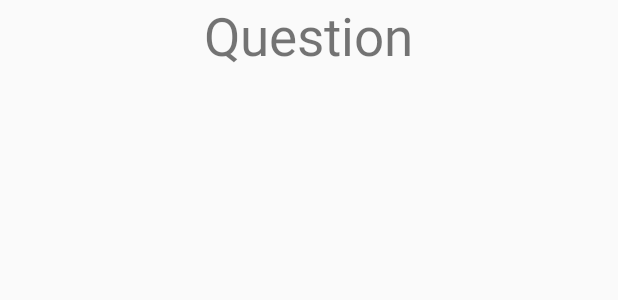
After one commit to nico972/AQuiz, an Android app: the layout question.xml on its own in the app's theme, with its tools: preview values and no code run, on a phone screen of 412 x 824 dp. The commit adds this screen. Shown: the top 300 px of the screen. Run offline under Robolectric (Android 15) with nearby library versions, the phone set to English and light mode, and no system bars.

Commit message:
With buggggggggggg

```diff
--- a/app/src/main/res/layout/activity_create_question.xml
+++ b/app/src/main/res/layout/activity_create_question.xml
@@ -16,7 +16,7 @@
         android:text="Add"
         android:layout_width="wrap_content"
         android:layout_height="wrap_content"
-        android:id="@+id/button"
+        android:id="@+id/addq"
         android:layout_alignParentBottom="true"
         android:layout_centerHorizontal="true" />
 
@@ -47,7 +47,7 @@
         android:layout_marginBottom="50dp"
         android:layout_marginTop="50dp"
         android:textStyle="normal|bold"
-        android:layout_above="@+id/button"
+        android:layout_above="@+id/addq"
         android:layout_centerInParent="true" />
 
     <TextView
--- /dev/null
+++ b/app/src/main/res/layout/question.xml
@@ -0,0 +1,16 @@
+<?xml version="1.0" encoding="utf-8"?>
+<LinearLayout xmlns:android="http://schemas.android.com/apk/res/android"
+    android:orientation="vertical" android:layout_width="match_parent"
+    android:layout_height="match_parent"
+    android:weightSum="1">
+
+    <TextView
+        android:id="@+id/textView"
+        android:layout_width="wrap_content"
+        android:layout_height="wrap_content"
+        android:layout_gravity="center"
+        android:text="Question"
+        android:textColorLink="@color/colorPrimary"
+        android:textSize="35sp" />
+
+</LinearLayout>
--- a/build.gradle
+++ b/build.gradle
@@ -5,7 +5,7 @@ buildscript {
         jcenter()
     }
     dependencies {
-        classpath 'com.android.tools.build:gradle:2.2.3'
+        classpath 'com.android.tools.build:gradle:2.3.0'
 
         // NOTE: Do not place your application dependencies here; they belong
         // in the individual module build.gradle files
```
Also changed, not shown: app/src/main/java/com/nicolaschoux/admin/aquiz/MainActivity.java (+16 -0 lines), gradle/wrapper/gradle-wrapper.properties.
